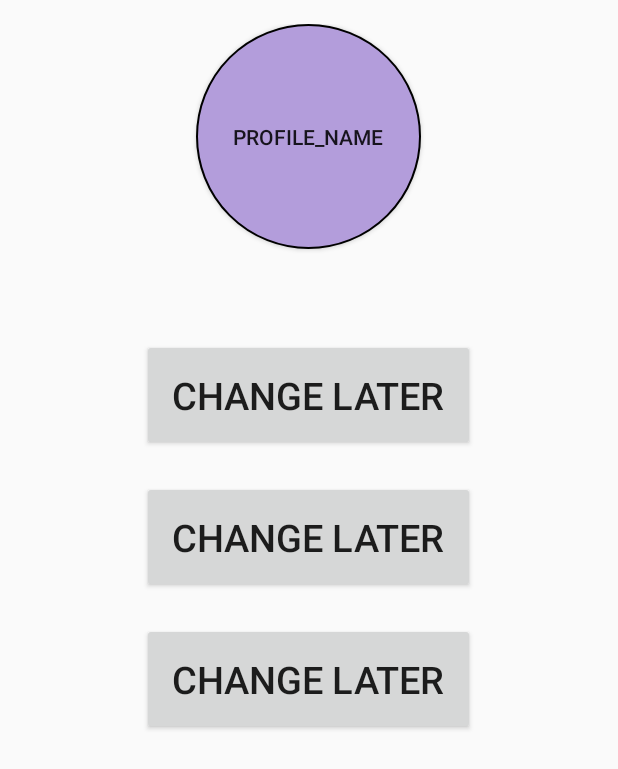
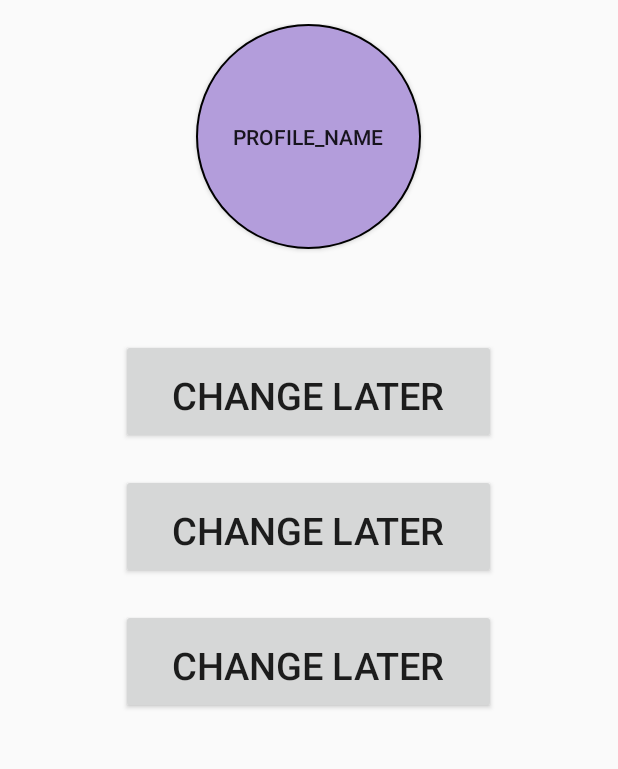
Before and after one commit to ogba101/ColourMaster, an Android app: the layout activity_user_profile_activity.xml on its own in the app's theme, with its tools: preview values and no code run, on a phone screen of 412 x 824 dp. Shown: the top 769 px of the screen. Run offline under Robolectric (Android 15) with nearby library versions, the phone set to English and light mode, and no system bars.

Commit message:
Merge branch 'master' of https://github.com/tobisitu/ColourMaster
# Please enter a commit message to explain why this merge is necessary,
# especially if it merges an updated upstream into a topic branch.
#
# Lines starting with '#' will be ignored, and an empty message aborts
# the commit.

```diff
--- a/app/src/main/res/layout/activity_user_profile_activity.xml
+++ b/app/src/main/res/layout/activity_user_profile_activity.xml
@@ -7,7 +7,7 @@
     android:paddingLeft="@dimen/activity_horizontal_margin"
     android:paddingRight="@dimen/activity_horizontal_margin"
     android:paddingTop="@dimen/activity_vertical_margin"
-    tools:context="project.colormaster.login_activity">
+    tools:context="project.colormaster.user_profile_activity">
 
     <Button
         android:id ="@+id/current_profile"
@@ -19,8 +19,8 @@
         />
 
     <Button
-        android:layout_width="wrap_content"
-        android:layout_height="wrap_content"
+        android:layout_width="250dp"
+        android:layout_height="70dp"
         android:text="@string/ready"
         android:id="@+id/btn_ready"
         android:layout_centerHorizontal="true"
@@ -31,8 +31,8 @@
         />
 
     <Button
-        android:layout_width="wrap_content"
-        android:layout_height="wrap_content"
+        android:layout_width="250dp"
+        android:layout_height="70dp"
         android:text="@string/progress"
         android:id="@+id/btn_progress"
         android:layout_centerHorizontal="true"
@@ -43,8 +43,8 @@
         />
 
     <Button
-        android:layout_width="wrap_content"
-        android:layout_height="wrap_content"
+        android:layout_width="250dp"
+        android:layout_height="70dp"
         android:text="@string/edit_profile"
         android:id="@+id/btn_edit_profile"
         android:layout_centerHorizontal="true"
```
Also changed, not shown: app/src/main/res/layout/activity_welcome_activity.xml (added, +12 -0 lines).
